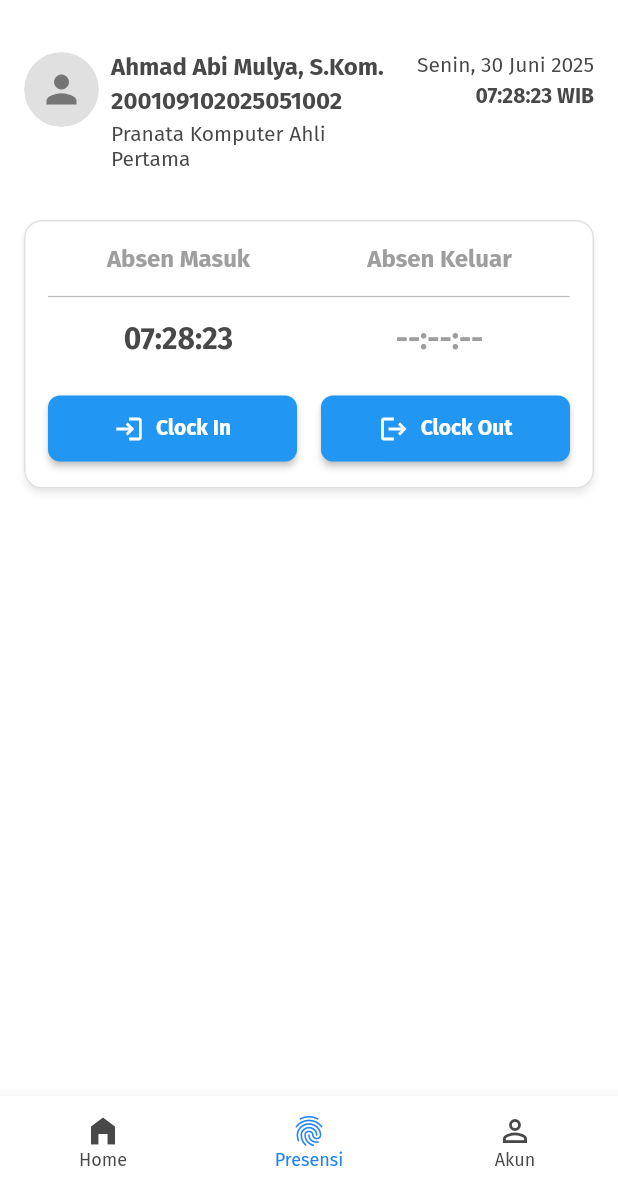
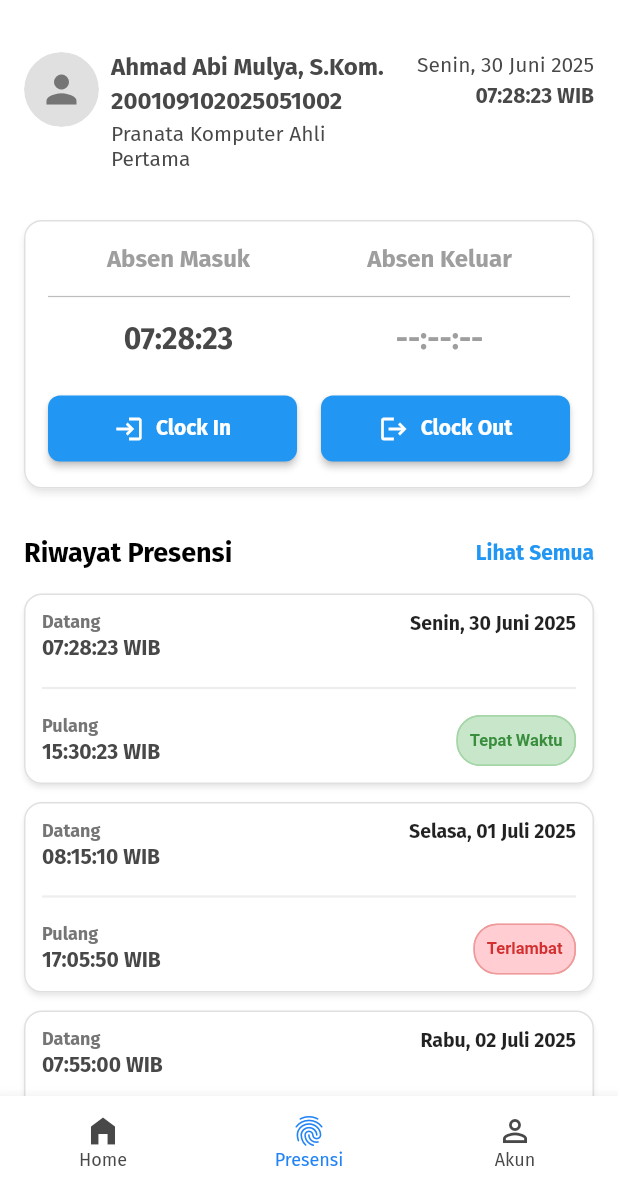
Before and after one commit to AbiMulLyA/sadasbor_v2, a Flutter app: the screen it shows after launch, item 2 of the bottom bar chosen, on a phone screen of 412 x 824 dp, the part 56-1236 px from its top. Run offline on Flutter 3.47's test engine with Material 3 defaults, Android fonts, the phone set to English and light mode, and no system bars; drawn by our look-alikes of cached_network_image; our stand-ins replace auto_route, bloc, connectivity_plus, dio, easy_localization, equatable and 12 more; network calls fail; statements that could not run were skipped.

Commit message:
create presensi history view

```diff
--- /dev/null
+++ b/lib/features/presensi/presentation/pages/presensi_history_view.dart
@@ -0,0 +1,193 @@
+import 'package:flutter/material.dart';
+import 'package:flutter_hooks/flutter_hooks.dart';
+
+// Dummy data model untuk representasi item histori
+class HistoryItem {
+  final String jamDatang;
+  final String tanggal;
+  final String jamPulang;
+  final String statusKehadiran; // Bisa "Tepat Waktu" atau "Terlambat"
+  final bool tepatWaktu;
+
+  HistoryItem({
+    required this.jamDatang,
+    required this.tanggal,
+    required this.jamPulang,
+    required this.statusKehadiran,
+    required this.tepatWaktu,
+  });
+}
+
+class PresensiHistoryView extends HookWidget {
+  const PresensiHistoryView({super.key});
+
+  @override
+  Widget build(BuildContext context) {
+    final theme = Theme.of(context);
+
+    // Dummy data untuk list, maksimal 3 item
+    final List<HistoryItem> historyList = [
+      HistoryItem(
+          jamDatang: "07:28:23 WIB",
+          tanggal: "Senin, 30 Juni 2025",
+          jamPulang: "15:30:23 WIB",
+          statusKehadiran: "Tepat Waktu",
+          tepatWaktu: true),
+      HistoryItem(
+          jamDatang: "08:15:10 WIB",
+          tanggal: "Selasa, 01 Juli 2025",
+          jamPulang: "17:05:50 WIB",
+          statusKehadiran: "Terlambat",
+          tepatWaktu: false),
+      HistoryItem(
+          jamDatang: "07:55:00 WIB",
+          tanggal: "Rabu, 02 Juli 2025",
+          jamPulang: "16:00:00 WIB",
+          statusKehadiran: "Tepat Waktu",
+          tepatWaktu: true),
+    ];
+
+    final subTextStyle = TextStyle(color: Colors.grey[600], fontWeight: FontWeight.bold, fontSize: 12);
+    final mainTimeStyle = const TextStyle(fontWeight: FontWeight.bold, fontSize: 14);
+    final dateStyle = const TextStyle(fontWeight: FontWeight.bold, fontSize: 13, color: Colors.black87);
+
+    Widget buildStatusChip(String status, bool isTepatWaktu) {
+      return Chip(
+        padding: const EdgeInsets.symmetric(horizontal: 8, vertical: 0),
+        label: Text(
+          status,
+          style: TextStyle(
+            color: isTepatWaktu ? Colors.green[700] : Colors.red[700],
+            fontWeight: FontWeight.bold,
+            fontSize: 11,
+          ),
+        ),
+        backgroundColor: isTepatWaktu ? Colors.green[100] : Colors.red[100],
+        shape: RoundedRectangleBorder(
+          borderRadius: BorderRadius.circular(16),
+          side: BorderSide(
+            color: isTepatWaktu ? Colors.green[200]! : Colors.red[200]!,
+            width: 1
+          ),
+        ),
+        labelPadding: EdgeInsets.zero, // Remove default padding if any
+        materialTapTargetSize: MaterialTapTargetSize.shrinkWrap, // To make chip smaller
+      );
+    }
+
+    return Padding(
+      padding: const EdgeInsets.all(16.0),
+      child: Column(
+        mainAxisSize: MainAxisSize.min, // Agar Column hanya setinggi kontennya
+        crossAxisAlignment: CrossAxisAlignment.start,
+        children: <Widget>[
+          // Header Row
+          Row(
+            mainAxisAlignment: MainAxisAlignment.spaceBetween,
+            children: <Widget>[
+              const Text(
+                "Riwayat Presensi",
+                style: TextStyle(
+                  fontSize: 18,
+                  fontWeight: FontWeight.bold,
+                  color: Colors.black,
+                ),
+              ),
+              InkWell(
+                onTap: () {
+                  // TODO: Navigasi ke halaman "Lihat Semua" riwayat
+                  print("Lihat Semua diklik");
+                },
+                child: Text(
+                  "Lihat Semua",
+                  style: TextStyle(
+                    fontSize: 14,
+                    fontWeight: FontWeight.bold,
+                    color: Colors.blue, // Menggunakan warna primer tema
+                  ),
+                ),
+              ),
+            ],
+          ),
+          const SizedBox(height: 16),
+
+          // List Card (Maksimal 3)
+          ListView.separated(
+            itemCount: historyList.length > 3 ? 3 : historyList.length, // Batasi maksimal 3 item
+            shrinkWrap: true, // Agar ListView menyesuaikan dengan kontennya di dalam Column
+            physics: const NeverScrollableScrollPhysics(), // Non-scrollable karena sudah di dalam Column
+            separatorBuilder: (context, index) => const SizedBox(height: 12),
+            itemBuilder: (context, index) {
+              final item = historyList[index];
+              return Card(
+                color: Colors.white,
+                elevation: 1.5,
+                shape: RoundedRectangleBorder(
+                  borderRadius: BorderRadius.circular(12.0),
+                  side: BorderSide(color: Colors.grey[300]!, width: 1.0),
+                ),
+                child: Padding(
+                  padding: const EdgeInsets.all(12.0),
+                  child: Column(
+                    children: <Widget>[
+                      // Row Datang
+                      Row(
+                        mainAxisAlignment: MainAxisAlignment.spaceBetween,
+                        crossAxisAlignment: CrossAxisAlignment.start,
+                        children: <Widget>[
+                          Flexible( // Untuk fleksibilitas
+                            child: Column(
+                              crossAxisAlignment: CrossAxisAlignment.start,
+                              children: <Widget>[
+                                Text("Datang", style: subTextStyle),
+                                const SizedBox(height: 2),
+                                Text(item.jamDatang, style: mainTimeStyle),
+                              ],
+                            ),
+                          ),
+                          Flexible( // Untuk fleksibilitas
+                            child: Text(
+                              item.tanggal,
+                              style: dateStyle,
+                              textAlign: TextAlign.end,
+                            ),
+                          ),
+                        ],
+                      ),
+                      const SizedBox(height: 10),
+                      Divider(color: Colors.grey[200], thickness: 1.5,),
+                      const SizedBox(height: 10),
+                      // Row Pulang
+                      Row(
+                        mainAxisAlignment: MainAxisAlignment.spaceBetween,
+                        crossAxisAlignment: CrossAxisAlignment.start,
+                        children: <Widget>[
+                          Flexible( // Untuk fleksibilitas
+                            child: Column(
+                              crossAxisAlignment: CrossAxisAlignment.start,
+                              children: <Widget>[
+                                Text("Pulang", style: subTextStyle),
+                                const SizedBox(height: 2),
+                                Text(item.jamPulang, style: mainTimeStyle),
+                              ],
+                            ),
+                          ),
+                          Flexible( // Untuk fleksibilitas
+                            child: Align(
+                              alignment: Alignment.centerRight,
+                              child: buildStatusChip(item.statusKehadiran, item.tepatWaktu)
+                            )
+                          ),
+                        ],
+                      ),
+                    ],
+                  ),
+                ),
+              );
+            },
+          ),
+        ],
+      ),
+    );
+  }
+}
--- a/lib/features/presensi/presentation/pages/presensi_page.dart
+++ b/lib/features/presensi/presentation/pages/presensi_page.dart
@@ -1,6 +1,7 @@
 import 'package:flutter/material.dart';
 import 'package:flutter_hooks/flutter_hooks.dart';
 import 'package:sadasbor_v2/features/presensi/presentation/pages/presensi_header_view.dart';
+import 'package:sadasbor_v2/features/presensi/presentation/pages/presensi_history_view.dart';
 import 'package:sadasbor_v2/features/presensi/presentation/pages/presensi_in_out_view.dart';
 
 
@@ -10,7 +11,7 @@ class PresensiPage extends HookWidget {
   @override
   Widget build(BuildContext context) {
     return SingleChildScrollView(
-      child: Column(children: [PresensiHeaderView(), PresensiInOutView()]),
+      child: Column(children: [PresensiHeaderView(), PresensiInOutView(), PresensiHistoryView()]),
     );
   }
 }
```
